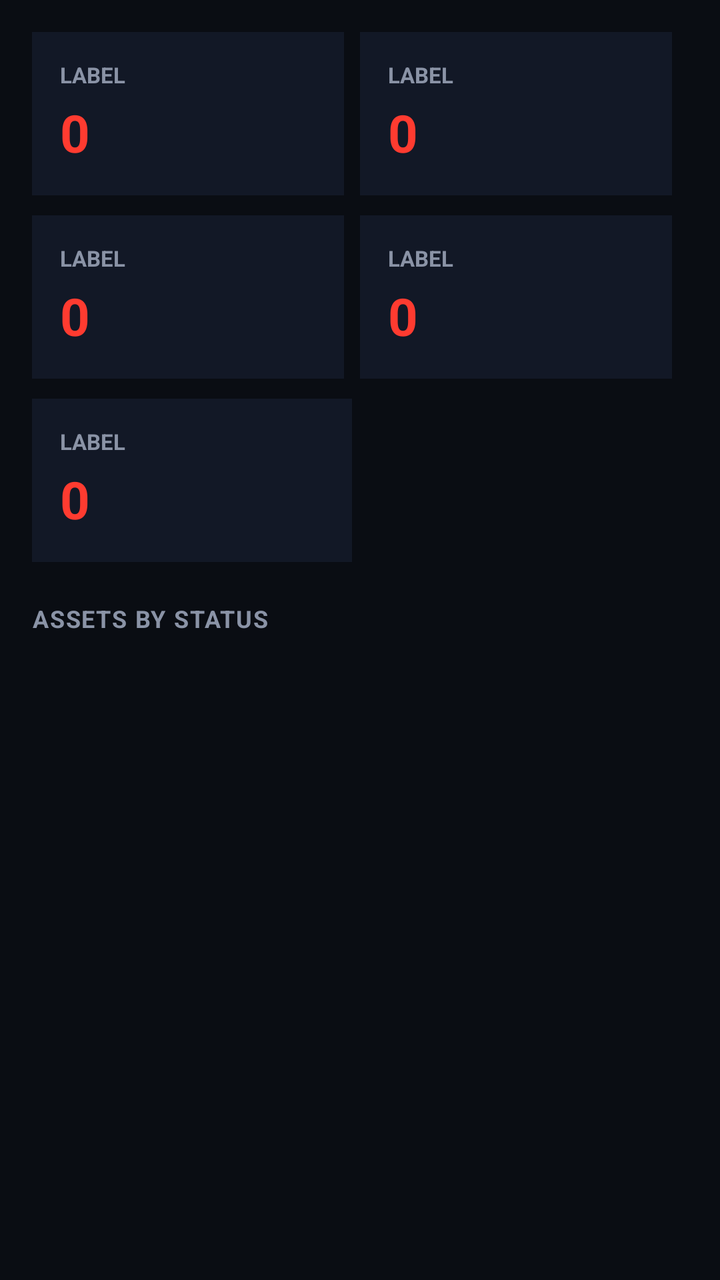
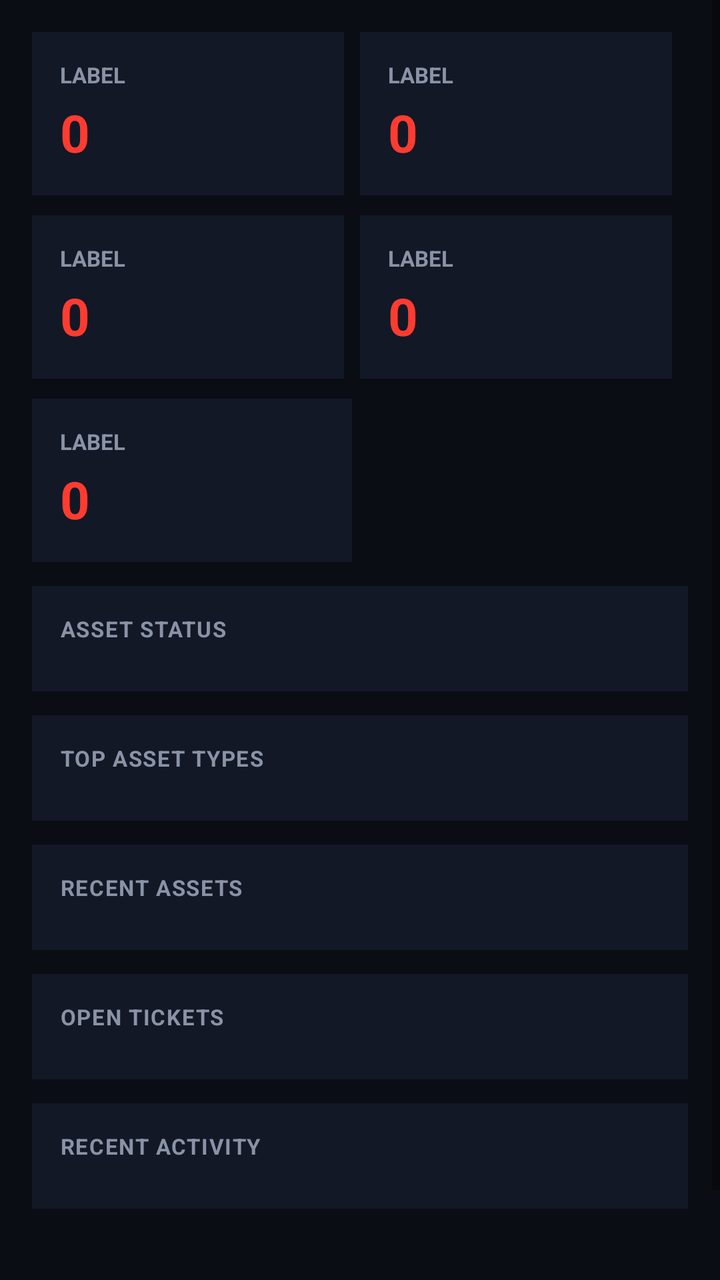

Two renders of the same Android screen: before a commit and after it. Below are the layout's source before the change and the commit's diff.
<!-- AndroidManifest.xml: application theme Theme.ItGuyAssets -->
<!-- res/layout/fragment_dashboard.xml -->
<?xml version="1.0" encoding="utf-8"?>
<ScrollView xmlns:android="http://schemas.android.com/apk/res/android"
    android:layout_width="match_parent"
    android:layout_height="match_parent"
    android:background="@color/bg">

    <LinearLayout
        android:layout_width="match_parent"
        android:layout_height="wrap_content"
        android:orientation="vertical"
        android:padding="16dp">

        <LinearLayout
            android:layout_width="match_parent"
            android:layout_height="wrap_content"
            android:orientation="horizontal">

            <include android:id="@+id/statTotal" layout="@layout/item_stat_card" />
            <include android:id="@+id/statOut" layout="@layout/item_stat_card" />
        </LinearLayout>

        <LinearLayout
            android:layout_width="match_parent"
            android:layout_height="wrap_content"
            android:orientation="horizontal"
            android:layout_marginTop="10dp">

            <include android:id="@+id/statMaint" layout="@layout/item_stat_card" />
            <include android:id="@+id/statDue" layout="@layout/item_stat_card" />
        </LinearLayout>

        <LinearLayout
            android:layout_width="match_parent"
            android:layout_height="wrap_content"
            android:orientation="horizontal"
            android:layout_marginTop="10dp">

            <include android:id="@+id/statWarr" layout="@layout/item_stat_card" />
            <View android:layout_width="0dp" android:layout_height="1dp" android:layout_weight="1" />
        </LinearLayout>

        <TextView
            android:layout_width="wrap_content"
            android:layout_height="wrap_content"
            android:layout_marginTop="20dp"
            android:text="ASSETS BY STATUS"
            android:textColor="@color/muted"
            android:textStyle="bold"
            android:textSize="12sp"
            android:letterSpacing="0.05" />

        <LinearLayout
            android:id="@+id/statusList"
            android:layout_width="match_parent"
            android:layout_height="wrap_content"
            android:orientation="vertical"
            android:layout_marginTop="8dp" />

        <ProgressBar
            android:id="@+id/dashProgress"
            android:layout_width="wrap_content"
            android:layout_height="wrap_content"
            android:layout_gravity="center"
            android:layout_marginTop="30dp"
            android:indeterminateTint="@color/accent" />
    </LinearLayout>
</ScrollView>
<!-- res/layout/item_stat_card.xml (included above) -->
<?xml version="1.0" encoding="utf-8"?>
<LinearLayout xmlns:android="http://schemas.android.com/apk/res/android"
    android:layout_width="0dp"
    android:layout_height="wrap_content"
    android:layout_weight="1"
    android:layout_marginEnd="8dp"
    android:orientation="vertical"
    android:background="@color/surface"
    android:padding="14dp">

    <TextView
        android:id="@+id/statLabel"
        android:layout_width="match_parent"
        android:layout_height="wrap_content"
        android:textColor="@color/muted"
        android:textSize="11sp"
        android:textStyle="bold"
        android:text="LABEL" />

    <TextView
        android:id="@+id/statValue"
        android:layout_width="match_parent"
        android:layout_height="wrap_content"
        android:layout_marginTop="4dp"
        android:textColor="@color/accent"
        android:textSize="26sp"
        android:textStyle="bold"
        android:text="0" />
</LinearLayout>
<!-- resources referenced by this layout -->
<resources>
  <color name="accent">#FF3B30</color>
  <color name="bg">#0A0D13</color>
  <color name="muted">#8A93A6</color>
  <color name="surface">#121826</color>
  <style name="Theme.ItGuyAssets" parent="Theme.MaterialComponents.DayNight.NoActionBar">
          <item name="colorPrimary">@color/accent</item>
          <item name="colorPrimaryDark">@color/bg</item>
          <item name="colorAccent">@color/accent</item>
          <item name="android:windowBackground">@color/bg</item>
          <item name="android:statusBarColor">@color/bg</item>
          <item name="android:navigationBarColor">@color/bg</item>
          <item name="android:windowLightStatusBar">false</item>
      </style>
</resources>

<!-- the commit's change to res/layout/fragment_dashboard.xml (unified diff, before → after) -->
@@ -10,58 +10,67 @@
         android:orientation="vertical"
         android:padding="16dp">
 
+        
         <LinearLayout
             android:layout_width="match_parent"
             android:layout_height="wrap_content"
             android:orientation="horizontal">
-
             <include android:id="@+id/statTotal" layout="@layout/item_stat_card" />
             <include android:id="@+id/statOut" layout="@layout/item_stat_card" />
         </LinearLayout>
-
         <LinearLayout
             android:layout_width="match_parent"
             android:layout_height="wrap_content"
             android:orientation="horizontal"
             android:layout_marginTop="10dp">
-
             <include android:id="@+id/statMaint" layout="@layout/item_stat_card" />
             <include android:id="@+id/statDue" layout="@layout/item_stat_card" />
         </LinearLayout>
-
         <LinearLayout
             android:layout_width="match_parent"
             android:layout_height="wrap_content"
             android:orientation="horizontal"
             android:layout_marginTop="10dp">
-
             <include android:id="@+id/statWarr" layout="@layout/item_stat_card" />
             <View android:layout_width="0dp" android:layout_height="1dp" android:layout_weight="1" />
         </LinearLayout>
 
-        <TextView
-            android:layout_width="wrap_content"
-            android:layout_height="wrap_content"
-            android:layout_marginTop="20dp"
-            android:text="ASSETS BY STATUS"
-            android:textColor="@color/muted"
-            android:textStyle="bold"
-            android:textSize="12sp"
-            android:letterSpacing="0.05" />
+        
+        <LinearLayout style="@style/WidgetCard">
+            <TextView style="@style/WidgetTitle" android:text="ASSET STATUS" />
+            <LinearLayout android:id="@+id/statusBars" android:layout_width="match_parent" android:layout_height="wrap_content" android:orientation="vertical" />
+        </LinearLayout>
 
-        <LinearLayout
-            android:id="@+id/statusList"
-            android:layout_width="match_parent"
-            android:layout_height="wrap_content"
-            android:orientation="vertical"
-            android:layout_marginTop="8dp" />
+        
+        <LinearLayout style="@style/WidgetCard">
+            <TextView style="@style/WidgetTitle" android:text="TOP ASSET TYPES" />
+            <LinearLayout android:id="@+id/typeBars" android:layout_width="match_parent" android:layout_height="wrap_content" android:orientation="vertical" />
+        </LinearLayout>
+
+        
+        <LinearLayout style="@style/WidgetCard">
+            <TextView style="@style/WidgetTitle" android:text="RECENT ASSETS" />
+            <LinearLayout android:id="@+id/recentAssets" android:layout_width="match_parent" android:layout_height="wrap_content" android:orientation="vertical" />
+        </LinearLayout>
+
+        
+        <LinearLayout style="@style/WidgetCard">
+            <TextView style="@style/WidgetTitle" android:text="OPEN TICKETS" />
+            <LinearLayout android:id="@+id/openTickets" android:layout_width="match_parent" android:layout_height="wrap_content" android:orientation="vertical" />
+        </LinearLayout>
+
+        
+        <LinearLayout style="@style/WidgetCard">
+            <TextView style="@style/WidgetTitle" android:text="RECENT ACTIVITY" />
+            <LinearLayout android:id="@+id/activityFeed" android:layout_width="match_parent" android:layout_height="wrap_content" android:orientation="vertical" />
+        </LinearLayout>
 
         <ProgressBar
             android:id="@+id/dashProgress"
             android:layout_width="wrap_content"
             android:layout_height="wrap_content"
             android:layout_gravity="center"
-            android:layout_marginTop="30dp"
+            android:layout_marginTop="20dp"
             android:indeterminateTint="@color/accent" />
     </LinearLayout>
 </ScrollView>
<!-- resource entries referenced after the edit -->
@@ -4,6 +4,23 @@
   <color name="bg">#0A0D13</color>
   <color name="muted">#8A93A6</color>
   <color name="surface">#121826</color>
+  <style name="WidgetCard">
+          <item name="android:layout_width">match_parent</item>
+          <item name="android:layout_height">wrap_content</item>
+          <item name="android:orientation">vertical</item>
+          <item name="android:background">@color/surface</item>
+          <item name="android:padding">14dp</item>
+          <item name="android:layout_marginTop">12dp</item>
+      </style>
+  <style name="WidgetTitle">
+          <item name="android:layout_width">wrap_content</item>
+          <item name="android:layout_height">wrap_content</item>
+          <item name="android:textColor">@color/muted</item>
+          <item name="android:textStyle">bold</item>
+          <item name="android:textSize">11sp</item>
+          <item name="android:letterSpacing">0.05</item>
+          <item name="android:layout_marginBottom">10dp</item>
+      </style>
   <style name="Theme.ItGuyAssets" parent="Theme.MaterialComponents.DayNight.NoActionBar">
           <item name="colorPrimary">@color/accent</item>
           <item name="colorPrimaryDark">@color/bg</item>
